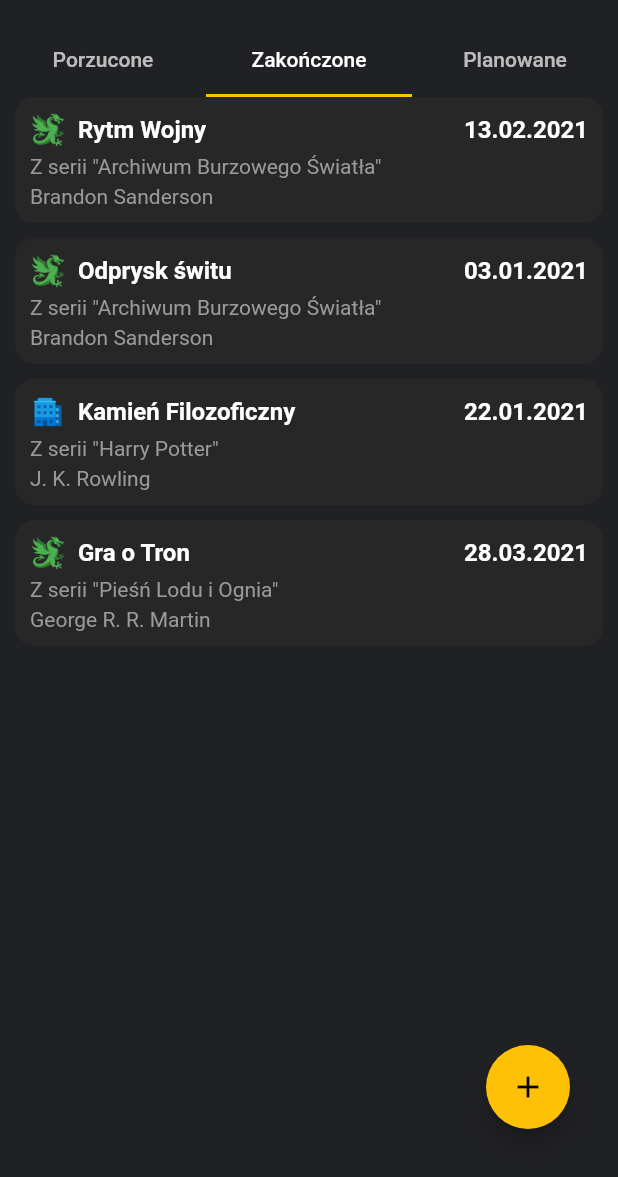
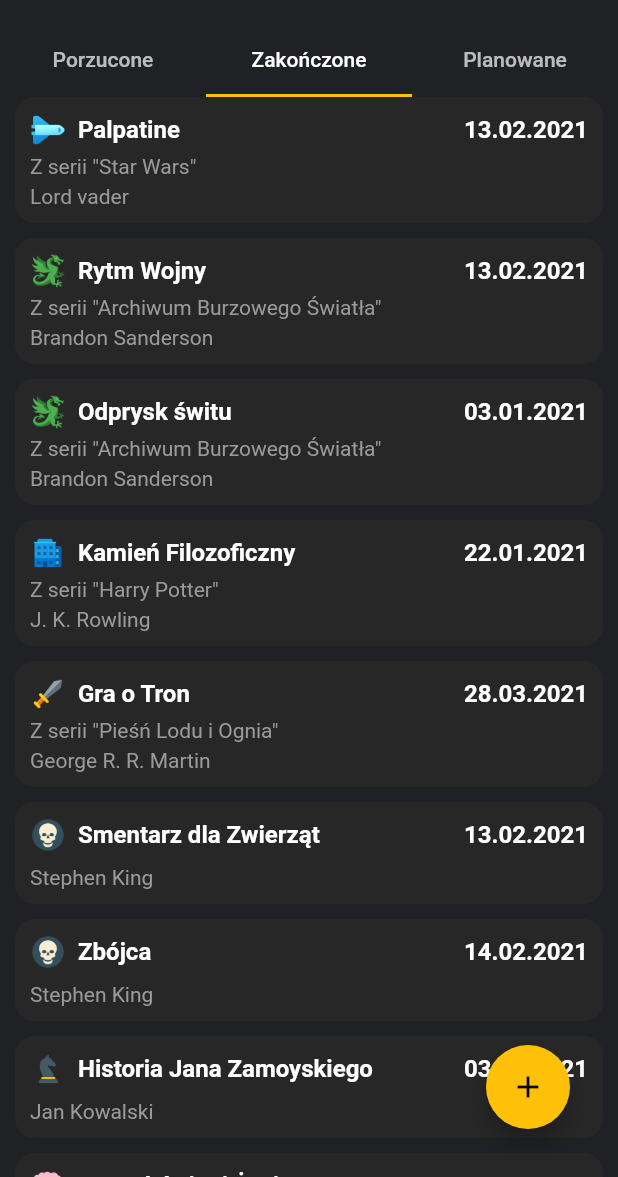
Before and after one commit to Wojw99/bookcase-app, a Flutter app: the BooksPage screen opened directly, on a phone screen of 412 x 824 dp, the part 59-1236 px from its top. Run offline on Flutter 3.47's test engine with Material 2 defaults, Android fonts, the phone set to English and light mode, and no system bars.

```diff
--- a/lib/utils/test_database.dart
+++ b/lib/utils/test_database.dart
@@ -13,6 +13,16 @@ class TestDatabase {
       dateAdded: DateTime.utc(2021, 2, 7),
       genre: Genres.sciFi,
       readingState: ReadingStates.abandoned,
+    ),
+    Book(
+      id: 'asd3asd4asd1',
+      title: 'Palpatine',
+      series: 'Star Wars',
+      author: 'Lord vader',
+      dateLastEdition: DateTime.utc(2021, 2, 13),
+      dateAdded: DateTime.utc(2021, 2, 13),
+      genre: Genres.sciFi,
+      readingState: ReadingStates.ended,
     ),
     Book(
       id: 'asd34asdasd',
@@ -55,14 +65,84 @@ class TestDatabase {
       readingState: ReadingStates.ended,
     ),
     Book(
+      id: 'asd32442434asd4',
+      title: 'Komnata Tajemnic',
+      series: 'Harry Potter',
+      author: 'J. K. Rowling',
+      dateLastEdition: DateTime.utc(2021, 1, 23),
+      dateAdded: DateTime.utc(2021, 1, 23),
+      genre: Genres.urbanFantasy,
+      readingState: ReadingStates.planning,
+    ),
+    Book(
       id: 'asd34asd5',
       title: 'Gra o Tron',
       series: 'Pieśń Lodu i Ognia',
       author: 'George R. R. Martin',
       dateLastEdition: DateTime.utc(2021, 3, 28),
       dateAdded: DateTime.utc(2021, 3, 28),
-      genre: Genres.highFantasy,
+      genre: Genres.lightFantasy,
       readingState: ReadingStates.ended,
+    ),
+    Book(
+      id: '2321fgh',
+      title: 'Smentarz dla Zwierząt',
+      series: '',
+      author: 'Stephen King',
+      dateLastEdition: DateTime.utc(2021, 2, 13),
+      dateAdded: DateTime.utc(2021, 2, 13),
+      genre: Genres.horror,
+      readingState: ReadingStates.ended,
+    ),
+    Book(
+      id: '2321fgh1',
+      title: 'Zbójca',
+      series: '',
+      author: 'Stephen King',
+      dateLastEdition: DateTime.utc(2021, 2, 14),
+      dateAdded: DateTime.utc(2021, 2, 14),
+      genre: Genres.horror,
+      readingState: ReadingStates.ended,
+    ),
+    Book(
+      id: '2321fgh12',
+      title: 'Historia Jana Zamoyskiego',
+      series: '',
+      author: 'Jan Kowalski',
+      dateLastEdition: DateTime.utc(2021, 3, 3),
+      dateAdded: DateTime.utc(2021, 3, 3),
+      genre: Genres.historicalNovel,
+      readingState: ReadingStates.ended,
+    ),
+    Book(
+      id: '2321fgh1231',
+      title: 'Historia Jana Potomaka',
+      series: 'Królestwo Bożej Opoki w Polsce',
+      author: 'Jan Kowalski',
+      dateLastEdition: DateTime.utc(2021, 3, 4),
+      dateAdded: DateTime.utc(2021, 3, 4),
+      genre: Genres.historicalNovel,
+      readingState: ReadingStates.planning,
+    ),
+    Book(
+      id: '2321fgh1253',
+      title: 'Wrzechświat i Życie',
+      series: '',
+      author: 'Izabella Strączkiewicz',
+      dateLastEdition: DateTime.utc(2021, 3, 4),
+      dateAdded: DateTime.utc(2021, 3, 4),
+      genre: Genres.popularScience,
+      readingState: ReadingStates.ended,
+    ),
+    Book(
+      id: '2321fgh1233',
+      title: 'Całość Wszechwiedzy',
+      series: '',
+      author: 'Izabella Strączkiewicz',
+      dateLastEdition: DateTime.utc(2021, 2, 7),
+      dateAdded: DateTime.utc(2021, 2, 7),
+      genre: Genres.popularScience,
+      readingState: ReadingStates.abandoned,
     ),
   ];
 }
--- a/lib/viewmodels/stats_vm.dart
+++ b/lib/viewmodels/stats_vm.dart
@@ -54,6 +54,11 @@ class StatsViewModel extends ChangeNotifier {
     // notifyListeners();
   }
 
+  void initialize() {
+    createBarData();
+    notifyListeners();
+  }
+
   void setReadingState(String state) {
     _selectedState = state;
     createBarData();
--- a/lib/views/pages/menu_page.dart
+++ b/lib/views/pages/menu_page.dart
@@ -2,6 +2,7 @@ import 'package:bookcase_app/utils/colors.dart';
 import 'package:bookcase_app/utils/strings.dart';
 import 'package:bookcase_app/viewmodels/adding_vm.dart';
 import 'package:bookcase_app/viewmodels/menu_vm.dart';
+import 'package:bookcase_app/viewmodels/stats_vm.dart';
 import 'package:bookcase_app/views/pages/books_page.dart';
 import 'package:bookcase_app/views/pages/stats_page.dart';
 import 'package:flutter/cupertino.dart';
@@ -17,6 +18,7 @@ class MenuPage extends StatelessWidget {
   @override
   Widget build(BuildContext context) {
     final _viewModel = Provider.of<MenuViewModel>(context, listen: true);
+    final _statsViewModel = Provider.of<StatsViewModel>(context, listen: true);
     return Scaffold(
       /// * * * * * * BODY * * * * * *
       body: pages[_viewModel.currentIndex],
@@ -28,6 +30,7 @@ class MenuPage extends StatelessWidget {
         unselectedItemColor: Colors.black54,
         currentIndex: _viewModel.currentIndex,
         onTap: (index) {
+          _statsViewModel.initialize();
           _viewModel.changeIndex(index);
         },
         items: [
--- a/lib/views/view_helper.dart
+++ b/lib/views/view_helper.dart
@@ -18,8 +18,10 @@ class ViewHelper {
       return 'assets/img/i_sword.png';
     else if (genre == Genres.horror)
       return 'assets/img/i_thriller.png';
+    else if (genre == Genres.popularScience)
+      return 'assets/img/i_popular_science.png';
     else // (genre == Genre.Other)
-      return 'assets/img/i_thriller.png';
+      return 'assets/img/i_other.png';
   }
 
   /// Function formats DateTime and returns String adequate to format dd.MM
--- a/lib/views/widgets/row_book.dart
+++ b/lib/views/widgets/row_book.dart
@@ -58,14 +58,20 @@ class BookRow extends StatelessWidget {
                 ],
               ),
               SizedBox(height: 4.0),
-              Text(
-                '$kSeriesPrefix \"$series\"',
-                style: kRowParagraphStyle,
+              Visibility(
+                visible: series.isNotEmpty,
+                child: Text(
+                  '$kSeriesPrefix \"$series\"',
+                  style: kRowParagraphStyle,
+                ),
               ),
               SizedBox(height: 4.0),
-              Text(
-                author,
-                style: kRowParagraphStyle,
+              Visibility(
+                visible: author.isNotEmpty,
+                child: Text(
+                  author,
+                  style: kRowParagraphStyle,
+                ),
               ),
             ],
           ),
```
Also changed, not shown: lib/main.dart (+4 -9 lines), lib/viewmodels/login_register_vm.dart (added, +79 -0 lines), lib/views/pages/adding_page.dart (+6 -33 lines), lib/views/pages/login_page.dart (+18 -3 lines), lib/views/pages/register_page.dart (+20 -4 lines), assets/img/i_other.png (added), assets/img/i_popular_science.png (added), lib/repositories/book_repository.dart (added), lib/repositories/user_repository.dart (added).
